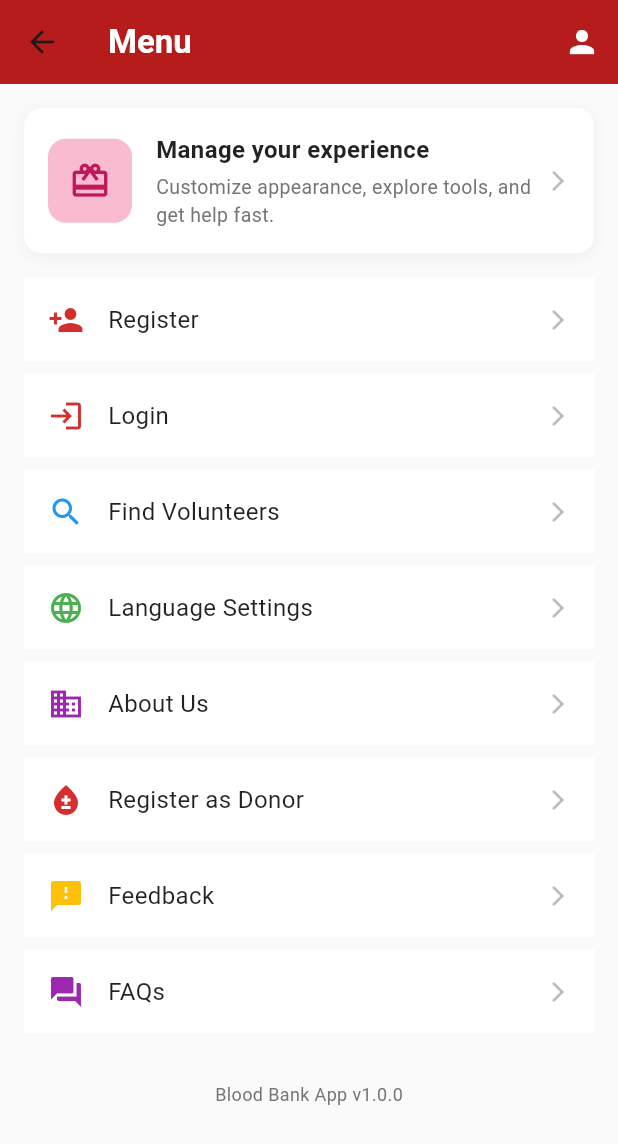
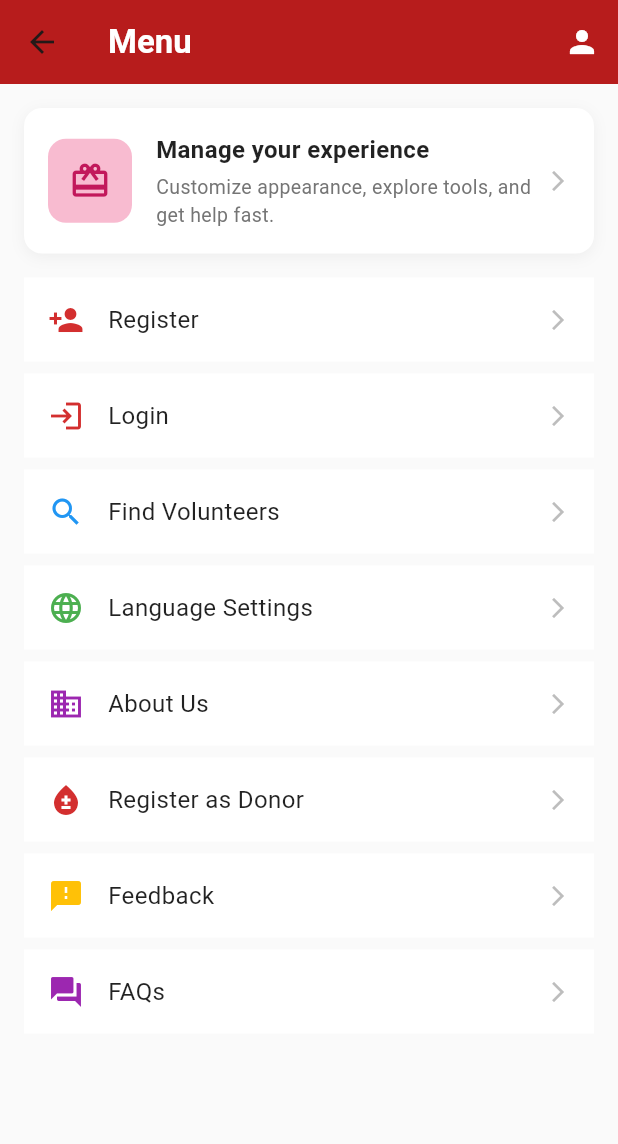
Before and after one commit to sanamobeen/blood-donation-FYP, a Flutter app: the screen it shows after launch, item 3 of the bottom bar chosen, on a phone screen of 412 x 824 dp. Shown: the top 1144 px of the screen. Run offline on Flutter 3.47's test engine with Material 3 defaults, Android fonts, the phone set to English and light mode, and no system bars; our stand-ins replace flutter_map, geocoding, geolocator, latlong2, shared_preferences.

Commit message:
fix space

```diff
--- a/frontend/lib/menu_page.dart
+++ b/frontend/lib/menu_page.dart
@@ -179,18 +179,6 @@ class _MenuPageState extends State<MenuPage> {
               onTap: () {
                 _showFAQsDialog(context);
               },
-            ),
-            const SizedBox(height: 32),
-
-            // App Version
-            Center(
-              child: Text(
-                _translate('app_version'),
-                style: TextStyle(
-                  color: Colors.grey[600],
-                  fontSize: 12,
-                ),
-              ),
             ),
           ],
         ),
```
Also changed, not shown: frontend/lib/landing_page.dart (+1 -17 lines).
